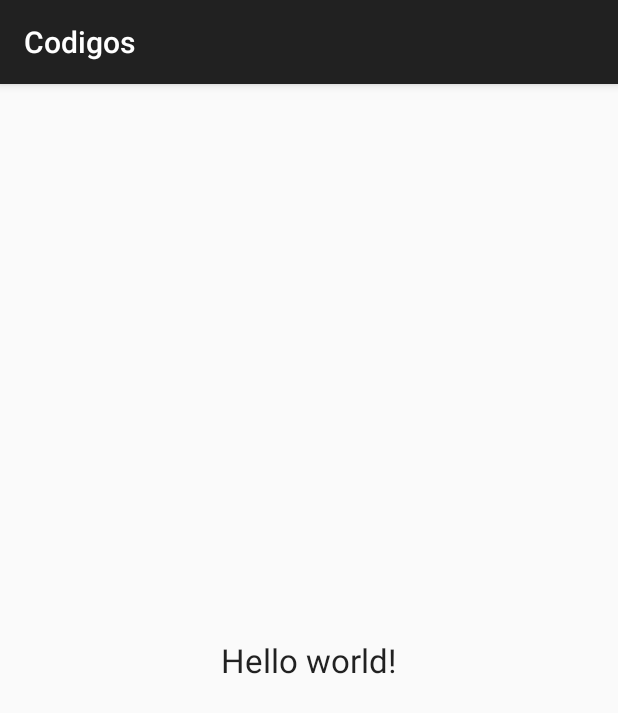
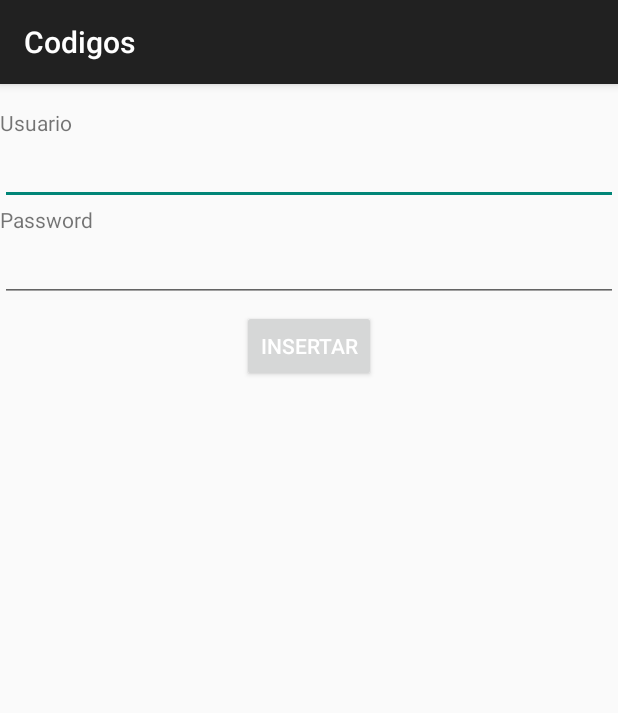
Before and after one commit to kesmile/Codigos, an Android app: the BaseActivity screen opened directly, with no data from a screen before it, on a phone screen of 412 x 824 dp. Shown: the top 713 px of the screen. Run offline under Robolectric (Android 15) with nearby library versions, the phone set to English and light mode, and no system bars.

Commit message:
agregue ejemplo de sqlite con cursor loader simple

```diff
--- a/app/src/main/java/com/test/kesmile/codigos/basedatos/BaseActivity.java
+++ b/app/src/main/java/com/test/kesmile/codigos/basedatos/BaseActivity.java
@@ -1,17 +1,75 @@
 package com.test.kesmile.codigos.basedatos;
 
+import android.database.Cursor;
+import android.database.sqlite.SQLiteDatabase;
 import android.os.Bundle;
 import android.support.v7.app.ActionBarActivity;
+import android.view.View;
+import android.widget.Button;
+import android.widget.EditText;
+import android.widget.ListView;
+import android.widget.SimpleCursorAdapter;
+import android.widget.Toast;
 
 import com.test.kesmile.codigos.R;
+import com.test.kesmile.codigos.basedatos.models.UsuariosSQLiteHelper;
+
+import java.util.List;
 
 /**
  * Created by root on 16/01/15.
  */
-public class BaseActivity extends ActionBarActivity {
+public class BaseActivity extends ActionBarActivity implements View.OnClickListener {
+    private EditText edit_usuarios;
+    private EditText edit_password;
+    private Button btn_insertar;
+    private SQLiteDatabase db;
+    private ListView lista;
     @Override
     protected void onCreate(Bundle savedInstanceState) {
         super.onCreate(savedInstanceState);
         setContentView(R.layout.base_main_activity);
+        edit_usuarios = (EditText) findViewById(R.id.etxt_usuario);
+        edit_password = (EditText) findViewById(R.id.etxt_password);
+        btn_insertar = (Button) findViewById(R.id.btn_insertar);
+        btn_insertar.setOnClickListener(this);
+        lista = (ListView) findViewById(R.id.lst_view);
+        Cursor c = getUsuariosData();
+        SimpleCursorAdapter adapter = new SimpleCursorAdapter(this,
+                                                              android.R.layout.simple_list_item_2,
+                                                              c,
+                                                              new String[]{"usuario", "password"},
+                                                              new int[]{android.R.id.text1,android.R.id.text2});
+        lista.setAdapter(adapter);
+    }
+
+    @Override
+    public void onClick(View v) {
+        switch (v.getId()){
+            case R.id.btn_insertar:
+
+                    UsuariosSQLiteHelper tablaUsuarios = new UsuariosSQLiteHelper(this,"tablausuarios",null,1);
+                    db = tablaUsuarios.getWritableDatabase();
+                    String usuario = edit_usuarios.getText().toString();
+                    String password = edit_password.getText().toString();
+               if(db != null){
+                    //Insertamos los datos en la tabla Usuarios
+                    db.execSQL("INSERT INTO usuarios (usuario, password) " +
+                            "VALUES ('" + usuario + "', '" + password +"')");
+                    db.close();
+                   edit_usuarios.setText("");
+                   edit_password.setText("");
+                   edit_password.clearFocus();
+                    Toast.makeText(this,"Usuario: " + usuario + " Insertado exitosamente", Toast.LENGTH_LONG).show();
+                }
+            break;
+        }
+    }
+    protected Cursor getUsuariosData(){
+        UsuariosSQLiteHelper tablaUsuarios = new UsuariosSQLiteHelper(this,"tablausuarios",null,1);
+        db = tablaUsuarios.getWritableDatabase();
+        Cursor c = db.rawQuery(" SELECT * FROM usuarios", null);
+        //db.close();
+        return c;
     }
 }
--- a/app/src/main/java/com/test/kesmile/codigos/basedatos/models/UsuariosSQLiteHelper.java
+++ b/app/src/main/java/com/test/kesmile/codigos/basedatos/models/UsuariosSQLiteHelper.java
@@ -8,7 +8,8 @@ import android.database.sqlite.SQLiteOpenHelper;
  * Created by root on 16/01/15.
  */
 public class UsuariosSQLiteHelper extends SQLiteOpenHelper {
-    String sqlCreate = "CREATE TABLE usuarios (usuario TEXT, password TEXT)";
+    String sqlCreate = "CREATE TABLE usuarios (_id INTEGER NOT NULL PRIMARY KEY AUTOINCREMENT,usuario TEXT, password TEXT)";
+
     public UsuariosSQLiteHelper(Context context, String name, SQLiteDatabase.CursorFactory factory, int version) {
         super(context, name, factory, version);
     }
--- a/app/src/main/res/layout/base_main_activity.xml
+++ b/app/src/main/res/layout/base_main_activity.xml
@@ -1,14 +1,46 @@
 <?xml version="1.0" encoding="utf-8"?>
-<RelativeLayout xmlns:android="http://schemas.android.com/apk/res/android"
-    android:orientation="vertical" android:layout_width="match_parent"
+<LinearLayout xmlns:android="http://schemas.android.com/apk/res/android"
+    android:orientation="vertical"
+    android:layout_width="match_parent"
+    android:paddingTop="16dp"
     android:layout_height="match_parent">
+
 
     <TextView
         android:layout_width="wrap_content"
         android:layout_height="wrap_content"
-        android:textAppearance="?android:attr/textAppearanceLarge"
-        android:text="@string/hello_world"
-        android:id="@+id/textView"
-        android:layout_centerVertical="true"
-        android:layout_centerHorizontal="true" />
-</RelativeLayout>
+        android:text="Usuario"
+        />
+
+    <EditText
+        android:layout_width="match_parent"
+        android:layout_height="wrap_content"
+        android:id="@+id/etxt_usuario"
+         />
+    <TextView
+        android:layout_width="wrap_content"
+        android:layout_height="wrap_content"
+        android:text="Password"
+        />
+
+    <EditText
+        android:layout_width="match_parent"
+        android:layout_height="wrap_content"
+        android:id="@+id/etxt_password"
+         />
+
+    <Button
+        android:layout_marginTop="5dp"
+        android:layout_gravity="center"
+        android:layout_width="wrap_content"
+        android:layout_height="wrap_content"
+        android:text="Insertar"
+        android:textColor="#fff"
+        android:id="@+id/btn_insertar" />
+
+    <ListView
+        android:layout_width="match_parent"
+        android:layout_height="wrap_content"
+        android:id="@+id/lst_view"
+        android:layout_gravity="center_horizontal" />
+</LinearLayout>
```
